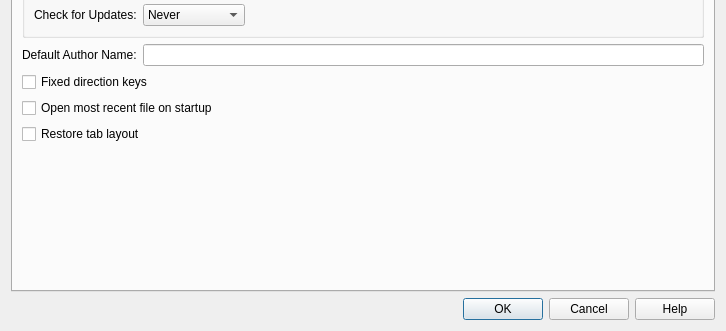
First picture: the form in qt/lc_qpreferencesdialog.ui, repository nathaneltitane/studworx, before the edit; both pictures show x 0 to 726 and y 309 to 640 of the 726 by 640 pixel window.
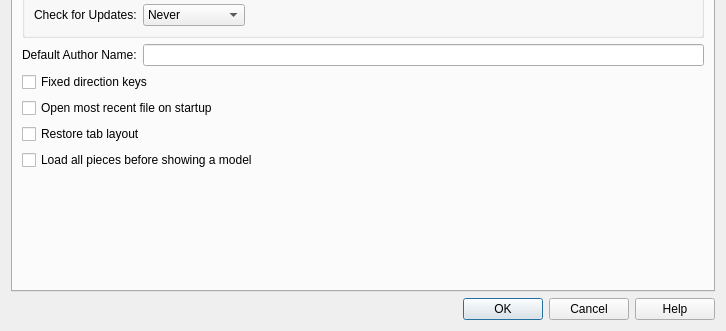
Second picture: the form after the edit. Icons and pictures are not drawn.

Commit message:
Add option to load all pieces before showing a model
Add "Load all pieces before showing a model" (Preferences > General, off by default) and a File.ToggleLoadPiecesBeforeShowing command. When enabled, opening a model waits for every piece to load and shows it complete instead of drawing pieces as they arrive.

```diff
--- a/qt/lc_qpreferencesdialog.ui
+++ b/qt/lc_qpreferencesdialog.ui
@@ -413,6 +413,16 @@
          </property>
         </widget>
        </item>
+       <item row="13" column="0" colspan="2">
+        <widget class="QCheckBox" name="LoadPiecesBeforeShowing">
+         <property name="toolTip">
+          <string>Wait until every piece of a model is loaded before showing it, instead of showing pieces as they load.</string>
+         </property>
+         <property name="text">
+          <string>Load all pieces before showing a model</string>
+         </property>
+        </widget>
+       </item>
       </layout>
      </widget>
      <widget class="QWidget" name="tabRendering">
```
Left out of the diff: 1 changed line with no effect on the pictures. The commit also changes 9 other files.
